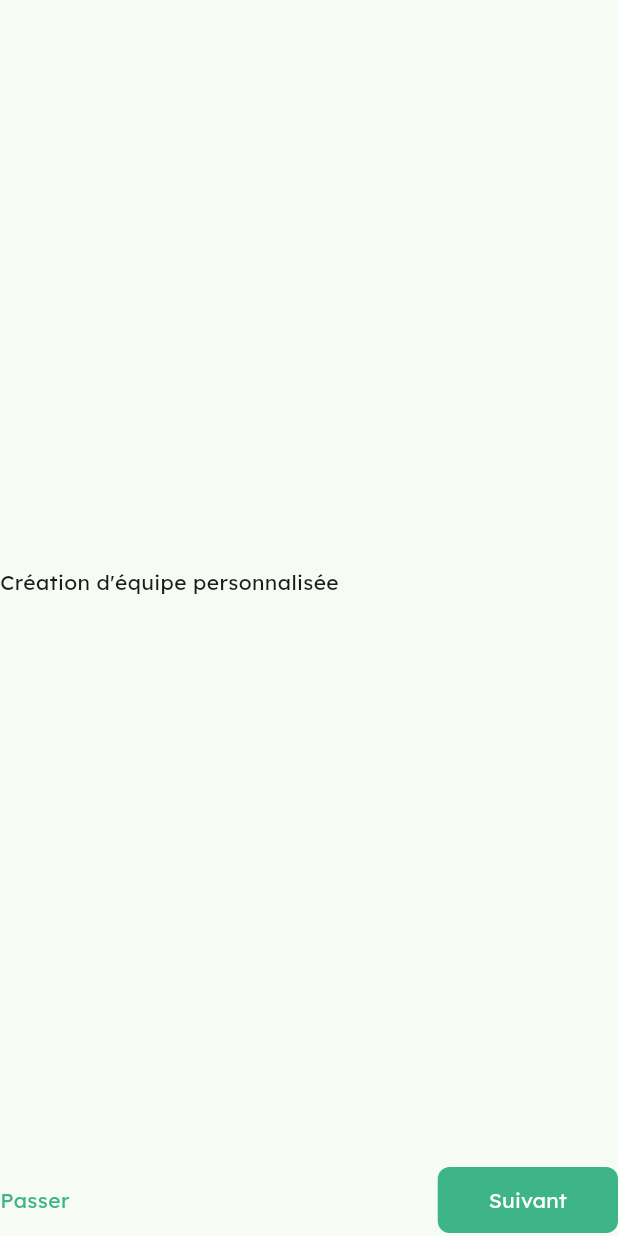
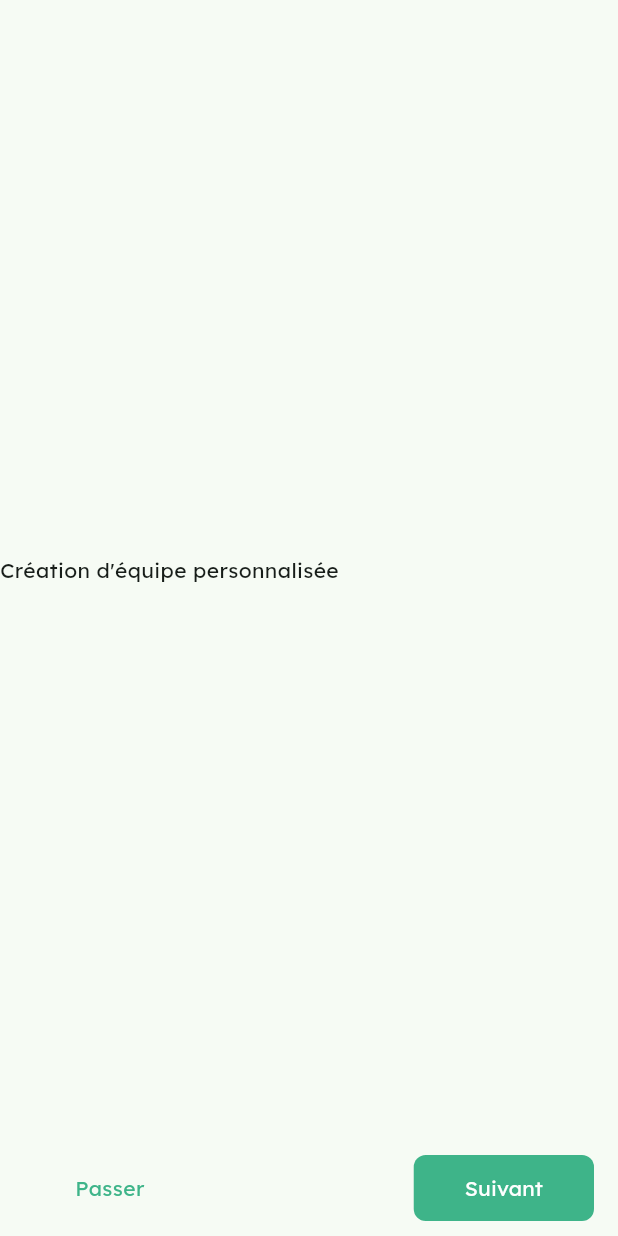
Before and after one commit to CarbeDev/NxtGam-Mobile, a Flutter app: the screen it shows after launch, on a phone screen of 412 x 824 dp. Run offline on Flutter 3.47's test engine with Material 3 defaults, Android fonts, the phone set to English and light mode, and no system bars; our stand-ins replace dio, flutter_bloc, google_sign_in; missing offline and left inert: supertokens_flutter.

Commit message:
padding bottom bar

```diff
--- a/lib/features/intro/intro_screen.dart
+++ b/lib/features/intro/intro_screen.dart
@@ -13,7 +13,8 @@ class IntroScreen extends StatelessWidget {
             Text("Création d'équipe personnalisée"),
           ],
         ),
-      bottomNavigationBar: IntroBottomBar(),
-    );
+        bottomNavigationBar: Padding(
+            padding: EdgeInsets.symmetric(horizontal: 16.0, vertical: 8.0),
+            child: IntroBottomBar()));
   }
 }
--- a/lib/features/intro/widgets/intro_bottom_bar.dart
+++ b/lib/features/intro/widgets/intro_bottom_bar.dart
@@ -13,9 +13,12 @@ class IntroBottomBar extends StatelessWidget {
           onTap: () {
             print("tapped");
           },
-          child: const Text(
-            "Passer",
-            style: TextStyle(color: Color(0xFF3EB489)),
+          child: const Padding(
+            padding: EdgeInsets.symmetric(horizontal: 34.0),
+            child: Text(
+              "Passer",
+              style: TextStyle(color: Color(0xFF3EB489)),
+            ),
           ),
         ),
         NxtGamePrimaryButton("Suivant", () {}),
```
Lines whose indentation alone changed are shown as unchanged.
